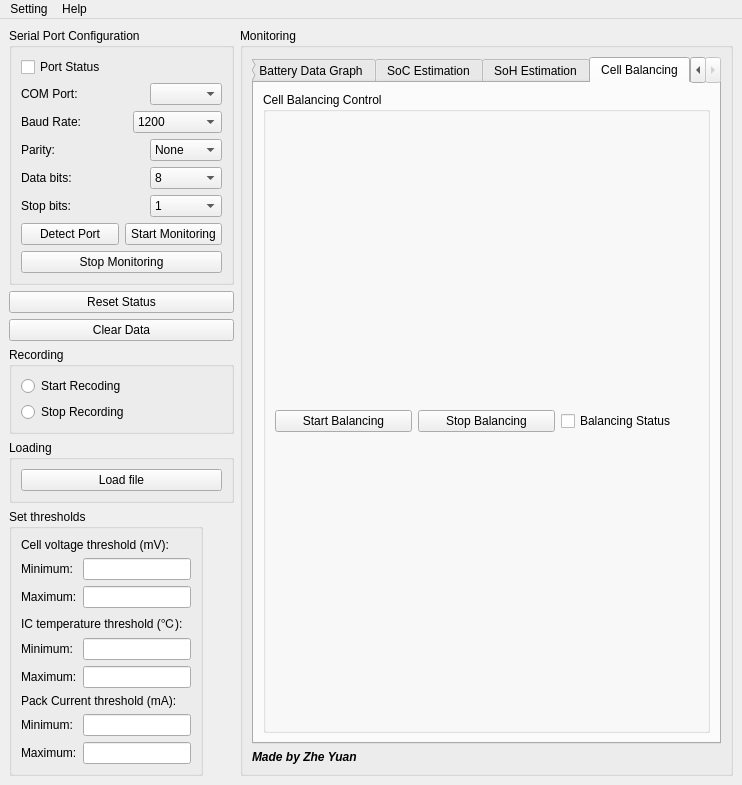
Above: UI/BMS_GUI.ui from Zyuangeorge/Third_year_project before the change. Below: the same form after it.
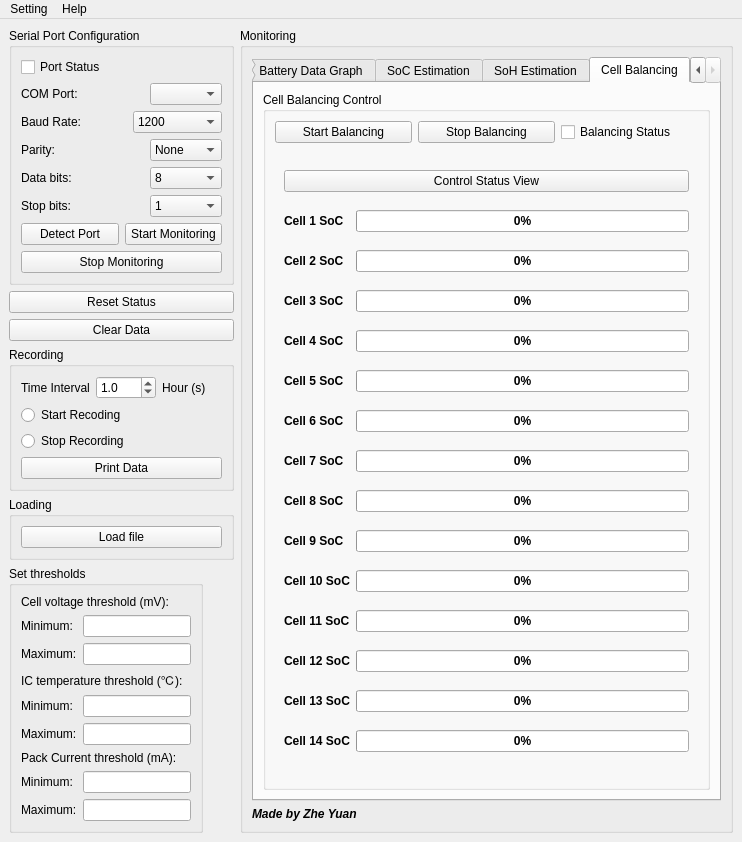
That is the form after the change. The open tabs and pages were chosen to show the change.

```diff
--- a/UI/BMS_GUI.ui
+++ b/UI/BMS_GUI.ui
@@ -7,7 +7,7 @@
     <x>0</x>
     <y>0</y>
     <width>742</width>
-    <height>737</height>
+    <height>791</height>
    </rect>
   </property>
   <property name="font">
@@ -355,21 +355,73 @@
         <property name="title">
          <string>Recording</string>
         </property>
-        <layout class="QVBoxLayout" name="recordGroupBoxLayout">
-         <item>
+        <layout class="QGridLayout" name="recordGroupBoxLayout">
+         <item row="0" column="0">
+          <widget class="QLabel" name="recordTextLabel">
+           <property name="text">
+            <string>Time Interval</string>
+           </property>
+          </widget>
+         </item>
+         <item row="2" column="0" colspan="2">
           <widget class="QRadioButton" name="startRecordButton">
            <property name="text">
             <string>Start Recoding</string>
            </property>
           </widget>
          </item>
-         <item>
+         <item row="3" column="0" colspan="2">
           <widget class="QRadioButton" name="stopRecordButton">
            <property name="text">
             <string>Stop Recording</string>
            </property>
           </widget>
          </item>
+         <item row="0" column="1">
+          <widget class="QDoubleSpinBox" name="recordDoubleSpinBox">
+           <property name="inputMethodHints">
+            <set>Qt::ImhDigitsOnly</set>
+           </property>
+           <property name="readOnly">
+            <bool>false</bool>
+           </property>
+           <property name="decimals">
+            <number>1</number>
+           </property>
+           <property name="minimum">
+            <double>0.500000000000000</double>
+           </property>
+           <property name="singleStep">
+            <double>0.500000000000000</double>
+           </property>
+           <property name="value">
+            <double>1.000000000000000</double>
+           </property>
+          </widget>
+         </item>
+         <item row="0" column="2">
+          <widget class="QLabel" name="recordTextLabel_2">
+           <property name="font">
+            <font>
+             <family>Arial</family>
+             <stylestrategy>PreferDefault</stylestrategy>
+            </font>
+           </property>
+           <property name="layoutDirection">
+            <enum>Qt::LeftToRight</enum>
+           </property>
+           <property name="text">
+            <string>Hour (s)</string>
+           </property>
+          </widget>
+         </item>
+         <item row="4" column="0" colspan="3">
+          <widget class="QPushButton" name="printButton">
+           <property name="text">
+            <string>Print Data</string>
+           </property>
+          </widget>
+         </item>
         </layout>
        </widget>
       </item>
@@ -1355,6 +1407,495 @@
                 </item>
                </layout>
               </item>
+              <item>
+               <widget class="QStackedWidget" name="cbStackedWidget">
+                <property name="currentIndex">
+                 <number>1</number>
+                </property>
+                <widget class="QWidget" name="cbPage">
+                 <layout class="QGridLayout" name="gridLayout">
+                  <item row="0" column="0" colspan="2">
+                   <widget class="QPushButton" name="cbPushButtonControl">
+                    <property name="text">
+                     <string>Control Status View</string>
+                    </property>
+                   </widget>
+                  </item>
+                  <item row="1" column="0">
+                   <widget class="QLabel" name="cbLabel">
+                    <property name="font">
+                     <font>
+                      <family>Arial</family>
+                      <bold>true</bold>
+                     </font>
+                    </property>
+                    <property name="text">
+                     <string>Cell 1 SoC</string>
+                    </property>
+                   </widget>
+                  </item>
+                  <item row="1" column="1">
+                   <widget class="QProgressBar" name="cbProgressBar">
+                    <property name="font">
+                     <font>
+                      <family>Arial</family>
+                      <bold>true</bold>
+                     </font>
+                    </property>
+                    <property name="value">
+                     <number>0</number>
+                    </property>
+                    <property name="alignment">
+                     <set>Qt::AlignRight|Qt::AlignTrailing|Qt::AlignVCenter</set>
+                    </property>
+                    <property name="textVisible">
+                     <bool>true</bool>
+                    </property>
+                    <property name="invertedAppearance">
+                     <bool>false</bool>
+                    </property>
+                    <property name="textDirection">
+                     <enum>QProgressBar::TopToBottom</enum>
+                    </property>
+                    <property name="format">
+                     <string>%p%</string>
+                    </property>
+                   </widget>
+                  </item>
+                  <item row="2" column="0">
+                   <widget class="QLabel" name="cbLabel_2">
+                    <property name="font">
+                     <font>
+                      <family>Arial</family>
+                      <bold>true</bold>
+                     </font>
+                    </property>
+                    <property name="text">
+                     <string>Cell 2 SoC</string>
+                    </property>
+                   </widget>
+                  </item>
+                  <item row="2" column="1">
+                   <widget class="QProgressBar" name="cbProgressBar_2">
+                    <property name="font">
+                     <font>
+                      <family>Arial</family>
+                      <bold>true</bold>
+                     </font>
+                    </property>
+                    <property name="value">
+                     <number>0</number>
+                    </property>
+                    <property name="alignment">
+                     <set>Qt::AlignRight|Qt::AlignTrailing|Qt::AlignVCenter</set>
+                    </property>
+                    <property name="textVisible">
+                     <bool>true</bool>
+                    </property>
+                   </widget>
+                  </item>
+                  <item row="3" column="0">
+                   <widget class="QLabel" name="cbLabel_3">
+                    <property name="font">
+                     <font>
+                      <family>Arial</family>
+                      <bold>true</bold>
+                     </font>
+                    </property>
+                    <property name="text">
+                     <string>Cell 3 SoC</string>
+                    </property>
+                   </widget>
+                  </item>
+                  <item row="3" column="1">
+                   <widget class="QProgressBar" name="cbProgressBar_3">
+                    <property name="font">
+                     <font>
+                      <family>Arial</family>
+                      <bold>true</bold>
+                     </font>
+                    </property>
+                    <property name="value">
+                     <number>0</number>
+                    </property>
+                    <property name="alignment">
+                     <set>Qt::AlignRight|Qt::AlignTrailing|Qt::AlignVCenter</set>
+                    </property>
+                    <property name="textVisible">
+                     <bool>true</bool>
+                    </property>
+                    <property name="orientation">
+                     <enum>Qt::Horizontal</enum>
+                    </property>
+                   </widget>
+                  </item>
+                  <item row="4" column="0">
+                   <widget class="QLabel" name="cbLabel_4">
+                    <property name="font">
+                     <font>
+                      <family>Arial</family>
+                      <bold>true</bold>
+                     </font>
+                    </property>
+                    <property name="text">
+                     <string>Cell 4 SoC</string>
+                    </property>
+                   </widget>
+                  </item>
+                  <item row="4" column="1">
+                   <widget class="QProgressBar" name="cbProgressBar_4">
+                    <property name="font">
+                     <font>
+                      <family>Arial</family>
+                      <bold>true</bold>
+                     </font>
+                    </property>
+                    <property name="value">
+                     <number>0</number>
+                    </property>
+                    <property name="alignment">
+                     <set>Qt::AlignRight|Qt::AlignTrailing|Qt::AlignVCenter</set>
+                    </property>
+                    <property name="textVisible">
+                     <bool>true</bool>
+                    </property>
+                   </widget>
+                  </item>
+                  <item row="5" column="0">
+                   <widget class="QLabel" name="cbLabel_5">
+                    <property name="font">
+                     <font>
+                      <family>Arial</family>
+                      <bold>true</bold>
+                     </font>
+                    </property>
+                    <property name="text">
+                     <string>Cell 5 SoC</string>
+                    </property>
+                   </widget>
+                  </item>
+                  <item row="5" column="1">
+                   <widget class="QProgressBar" name="cbProgressBar_5">
+                    <property name="font">
+                     <font>
+                      <family>Arial</family>
+                      <bold>true</bold>
+                     </font>
+                    </property>
+                    <property name="value">
+                     <number>0</number>
+                    </property>
+                    <property name="alignment">
+                     <set>Qt::AlignRight|Qt::AlignTrailing|Qt::AlignVCenter</set>
+                    </property>
+                    <property name="textVisible">
+                     <bool>true</bool>
+                    </property>
+                   </widget>
+                  </item>
+                  <item row="6" column="0">
+                   <widget class="QLabel" name="cbLabel_6">
+                    <property name="font">
+                     <font>
+                      <family>Arial</family>
+                      <bold>true</bold>
+                     </font>
+                    </property>
+                    <property name="text">
+                     <string>Cell 6 SoC</string>
+                    </property>
+                   </widget>
+                  </item>
+                  <item row="6" column="1">
+                   <widget class="QProgressBar" name="cbProgressBar_6">
+                    <property name="font">
+                     <font>
+                      <family>Arial</family>
+                      <bold>true</bold>
+                     </font>
+                    </property>
+                    <property name="value">
+                     <number>0</number>
+                    </property>
+                    <property name="alignment">
+                     <set>Qt::AlignRight|Qt::AlignTrailing|Qt::AlignVCenter</set>
+                    </property>
+                    <property name="textVisible">
+                     <bool>true</bool>
+                    </property>
+                   </widget>
+                  </item>
+                  <item row="7" column="0">
+                   <widget class="QLabel" name="cbLabel_7">
+                    <property name="font">
+                     <font>
+                      <family>Arial</family>
+                      <bold>true</bold>
+                     </font>
+                    </property>
+                    <property name="text">
+                     <string>Cell 7 SoC</string>
+                    </property>
+                   </widget>
+                  </item>
+                  <item row="7" column="1">
+                   <widget class="QProgressBar" name="cbProgressBar_7">
+                    <property name="font">
+                     <font>
+                      <family>Arial</family>
+                      <bold>true</bold>
+                     </font>
+                    </property>
+                    <property name="value">
+                     <number>0</number>
+                    </property>
+                    <property name="alignment">
+                     <set>Qt::AlignRight|Qt::AlignTrailing|Qt::AlignVCenter</set>
+                    </property>
+                    <property name="textVisible">
+                     <bool>true</bool>
+                    </property>
+                   </widget>
+                  </item>
+                  <item row="8" column="0">
+                   <widget class="QLabel" name="cbLabel_8">
+                    <property name="font">
+                     <font>
+                      <family>Arial</family>
+                      <bold>true</bold>
+                     </font>
+                    </property>
+                    <property name="text">
+                     <string>Cell 8 SoC</string>
+                    </property>
+                   </widget>
+                  </item>
+                  <item row="8" column="1">
+                   <widget class="QProgressBar" name="cbProgressBar_8">
+                    <property name="font">
+                     <font>
+                      <family>Arial</family>
+                      <bold>true</bold>
+                     </font>
+                    </property>
+                    <property name="value">
+                     <number>0</number>
+                    </property>
+                    <property name="alignment">
+                     <set>Qt::AlignRight|Qt::AlignTrailing|Qt::AlignVCenter</set>
+                    </property>
+                    <property name="textVisible">
+                     <bool>true</bool>
+                    </property>
+                   </widget>
+                  </item>
+                  <item row="9" column="0">
+                   <widget class="QLabel" name="cbLabel_9">
+                    <property name="font">
+                     <font>
+                      <family>Arial</family>
+                      <bold>true</bold>
+                     </font>
+                    </property>
+                    <property name="text">
+                     <string>Cell 9 SoC</string>
+                    </property>
+                   </widget>
+                  </item>
+                  <item row="9" column="1">
+                   <widget class="QProgressBar" name="cbProgressBar_9">
+                    <property name="font">
+                     <font>
+                      <family>Arial</family>
+                      <bold>true</bold>
+                     </font>
+                    </property>
+                    <property name="value">
+                     <number>0</number>
+                    </property>
+                    <property name="alignment">
+                     <set>Qt::AlignRight|Qt::AlignTrailing|Qt::AlignVCenter</set>
+                    </property>
+                    <property name="textVisible">
+                     <bool>true</bool>
+                    </property>
+                   </widget>
+                  </item>
+                  <item row="10" column="0">
+                   <widget class="QLabel" name="cbLabel_10">
+                    <property name="font">
+                     <font>
+                      <family>Arial</family>
+                      <bold>true</bold>
+                     </font>
+                    </property>
+                    <property name="text">
+                     <string>Cell 10 SoC</string>
+                    </property>
+                   </widget>
+                  </item>
+                  <item row="10" column="1">
+                   <widget class="QProgressBar" name="cbProgressBar_10">
+                    <property name="font">
+                     <font>
+                      <family>Arial</family>
+                      <bold>true</bold>
+                     </font>
+                    </property>
+                    <property name="value">
+                     <number>0</number>
+                    </property>
+                    <property name="alignment">
+                     <set>Qt::AlignRight|Qt::AlignTrailing|Qt::AlignVCenter</set>
+                    </property>
+                    <property name="textVisible">
+                     <bool>true</bool>
+                    </property>
+                   </widget>
+                  </item>
+                  <item row="11" column="0">
+                   <widget class="QLabel" name="cbLabel_11">
+                    <property name="font">
+                     <font>
+                      <family>Arial</family>
+                      <bold>true</bold>
+                     </font>
+                    </property>
+                    <property name="text">
+                     <string>Cell 11 SoC</string>
+                    </property>
+                   </widget>
+                  </item>
+                  <item row="11" column="1">
+                   <widget class="QProgressBar" name="cbProgressBar_11">
+                    <property name="font">
+                     <font>
+                      <family>Arial</family>
+                      <bold>true</bold>
+                     </font>
+                    </property>
+                    <property name="value">
+                     <number>0</number>
+                    </property>
+                    <property name="alignment">
+                     <set>Qt::AlignRight|Qt::AlignTrailing|Qt::AlignVCenter</set>
+                    </property>
+                    <property name="textVisible">
+                     <bool>true</bool>
+                    </property>
+                   </widget>
+                  </item>
+                  <item row="12" column="0">
+                   <widget class="QLabel" name="cbLabel_12">
+                    <property name="font">
+                     <font>
+                      <family>Arial</family>
+                      <bold>true</bold>
+                     </font>
+                    </property>
+                    <property name="text">
+                     <string>Cell 12 SoC</string>
+                    </property>
+                   </widget>
+                  </item>
+                  <item row="12" column="1">
+                   <widget class="QProgressBar" name="cbProgressBar_12">
+                    <property name="font">
+                     <font>
+                      <family>Arial</family>
+                      <bold>true</bold>
+                     </font>
+                    </property>
+                    <property name="value">
+                     <number>0</number>
+                    </property>
+                    <property name="alignment">
+                     <set>Qt::AlignRight|Qt::AlignTrailing|Qt::AlignVCenter</set>
+                    </property>
+                    <property name="textVisible">
+                     <bool>true</bool>
+                    </property>
+                   </widget>
+                  </item>
+                  <item row="13" column="0">
+                   <widget class="QLabel" name="cbLabel_13">
+                    <property name="font">
+                     <font>
+                      <family>Arial</family>
+                      <bold>true</bold>
+                     </font>
+                    </property>
+                    <property name="text">
+                     <string>Cell 13 SoC</string>
+                    </property>
+                   </widget>
+                  </item>
+                  <item row="13" column="1">
+                   <widget class="QProgressBar" name="cbProgressBar_13">
+                    <property name="font">
+                     <font>
+                      <family>Arial</family>
+                      <bold>true</bold>
+                     </font>
+                    </property>
+                    <property name="value">
+                     <number>0</number>
+                    </property>
+                    <property name="alignment">
+                     <set>Qt::AlignRight|Qt::AlignTrailing|Qt::AlignVCenter</set>
+                    </property>
+                    <property name="textVisible">
+                     <bool>true</bool>
+                    </property>
+                   </widget>
+                  </item>
+                  <item row="14" column="0">
+                   <widget class="QLabel" name="cbLabel_14">
+                    <property name="font">
+                     <font>
+                      <family>Arial</family>
+                      <bold>true</bold>
+                     </font>
+                    </property>
+                    <property name="text">
+                     <string>Cell 14 SoC</string>
+                    </property>
+                   </widget>
+                  </item>
+                  <item row="14" column="1">
+                   <widget class="QProgressBar" name="cbProgressBar_14">
+                    <property name="font">
+                     <font>
+                      <family>Arial</family>
+                      <bold>true</bold>
+                     </font>
+                    </property>
+                    <property name="value">
+                     <number>0</number>
+                    </property>
+                    <property name="alignment">
+                     <set>Qt::AlignRight|Qt::AlignTrailing|Qt::AlignVCenter</set>
+                    </property>
+                    <property name="textVisible">
+                     <bool>true</bool>
+                    </property>
+                   </widget>
+                  </item>
+                 </layout>
+                </widget>
+                <widget class="QWidget" name="cbPage_2">
+                 <layout class="QVBoxLayout" name="cbVerticalLayout">
+                  <item>
+                   <widget class="QPushButton" name="cbPushButtonSoC">
+                    <property name="text">
+                     <string>State of Charge View</string>
+                    </property>
+                   </widget>
+                  </item>
+                 </layout>
+                </widget>
+               </widget>
+              </item>
              </layout>
             </widget>
            </item>
```
Left out of the diff: 6 changed lines with no effect on the pictures.
